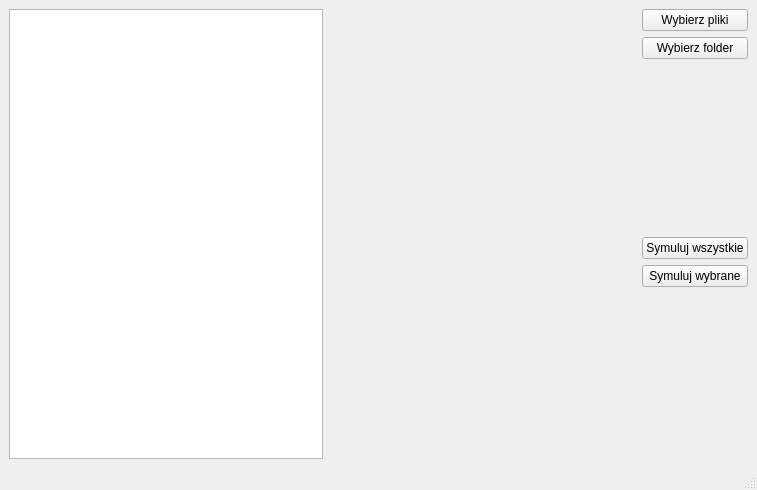
Above: src/taio_gui/mainwindow.ui from nikonowiczp/taio_set_family before the change. Below: the same form after it.
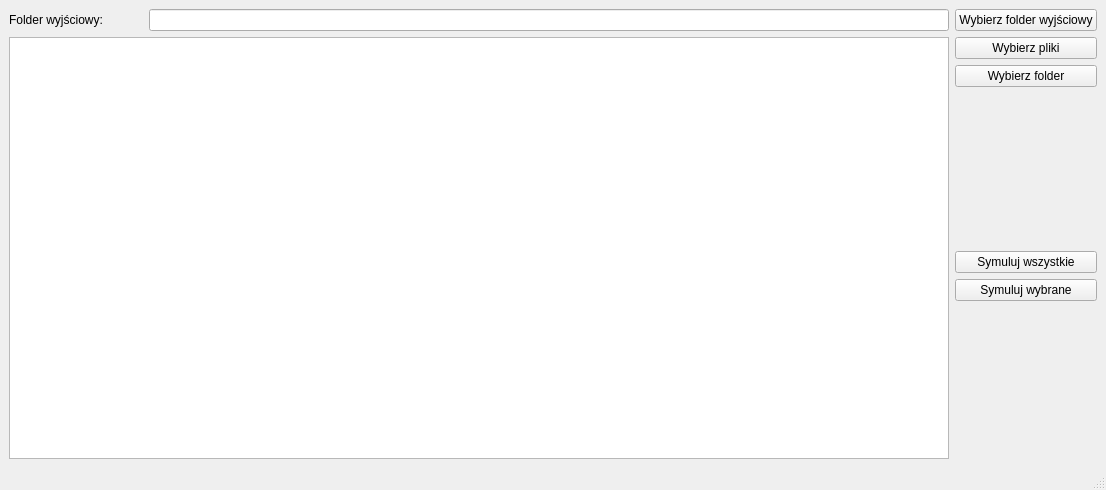
That is the form after the change.

What changed in the file:
```diff
--- a/src/taio_gui/mainwindow.ui
+++ b/src/taio_gui/mainwindow.ui
@@ -18,7 +18,57 @@
     <item>
      <layout class="QHBoxLayout" name="horizontalLayout_3">
       <item>
-       <widget class="QListWidget" name="listWidget"/>
+       <layout class="QVBoxLayout" name="verticalLayout">
+        <item>
+         <layout class="QHBoxLayout" name="horizontalLayout">
+          <item>
+           <widget class="QLabel" name="label">
+            <property name="text">
+             <string>Folder wyjściowy:</string>
+            </property>
+           </widget>
+          </item>
+          <item>
+           <spacer name="horizontalSpacer">
+            <property name="orientation">
+             <enum>Qt::Horizontal</enum>
+            </property>
+            <property name="sizeType">
+             <enum>QSizePolicy::MinimumExpanding</enum>
+            </property>
+            <property name="sizeHint" stdset="0">
+             <size>
+              <width>40</width>
+              <height>20</height>
+             </size>
+            </property>
+           </spacer>
+          </item>
+          <item>
+           <widget class="QLineEdit" name="outputFolderLineEdit">
+            <property name="sizePolicy">
+             <sizepolicy hsizetype="Maximum" vsizetype="Fixed">
+              <horstretch>0</horstretch>
+              <verstretch>0</verstretch>
+             </sizepolicy>
+            </property>
+            <property name="minimumSize">
+             <size>
+              <width>800</width>
+              <height>0</height>
+             </size>
+            </property>
+            <property name="readOnly">
+             <bool>true</bool>
+            </property>
+           </widget>
+          </item>
+         </layout>
+        </item>
+        <item>
+         <widget class="QListWidget" name="listWidget"/>
+        </item>
+       </layout>
       </item>
       <item>
        <spacer name="horizontalSpacer_2">
@@ -35,6 +85,13 @@
       </item>
       <item>
        <layout class="QVBoxLayout" name="verticalLayout_2">
+        <item>
+         <widget class="QPushButton" name="chooseOutputFolderButton">
+          <property name="text">
+           <string>Wybierz folder wyjściowy</string>
+          </property>
+         </widget>
+        </item>
         <item>
          <widget class="QPushButton" name="chooseFilesButton">
           <property name="text">
```
